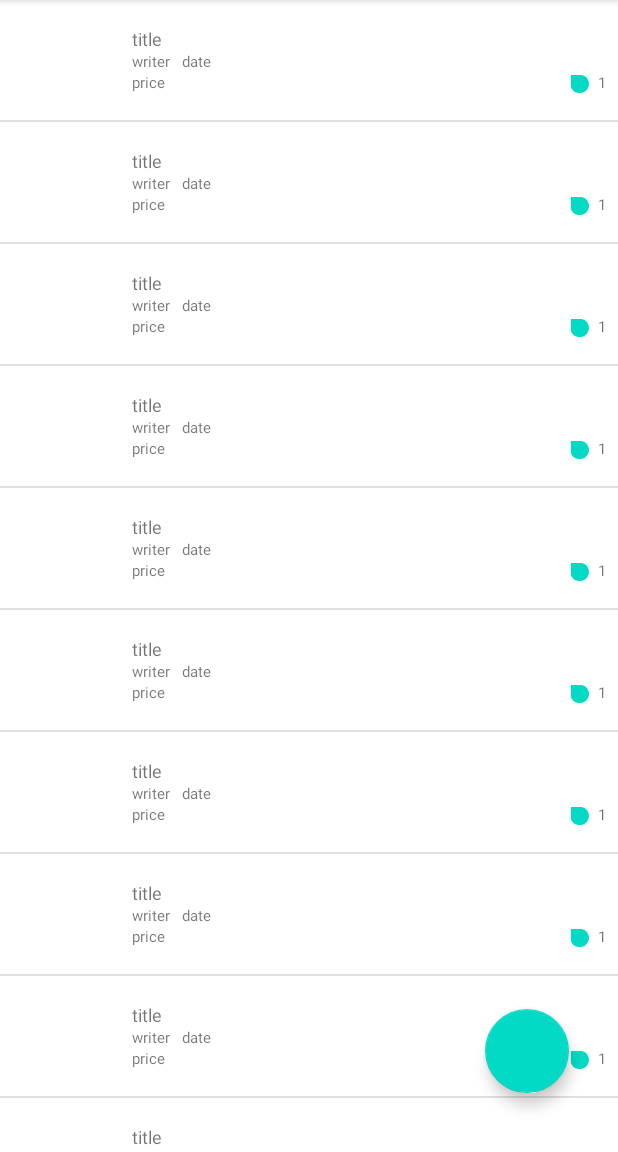
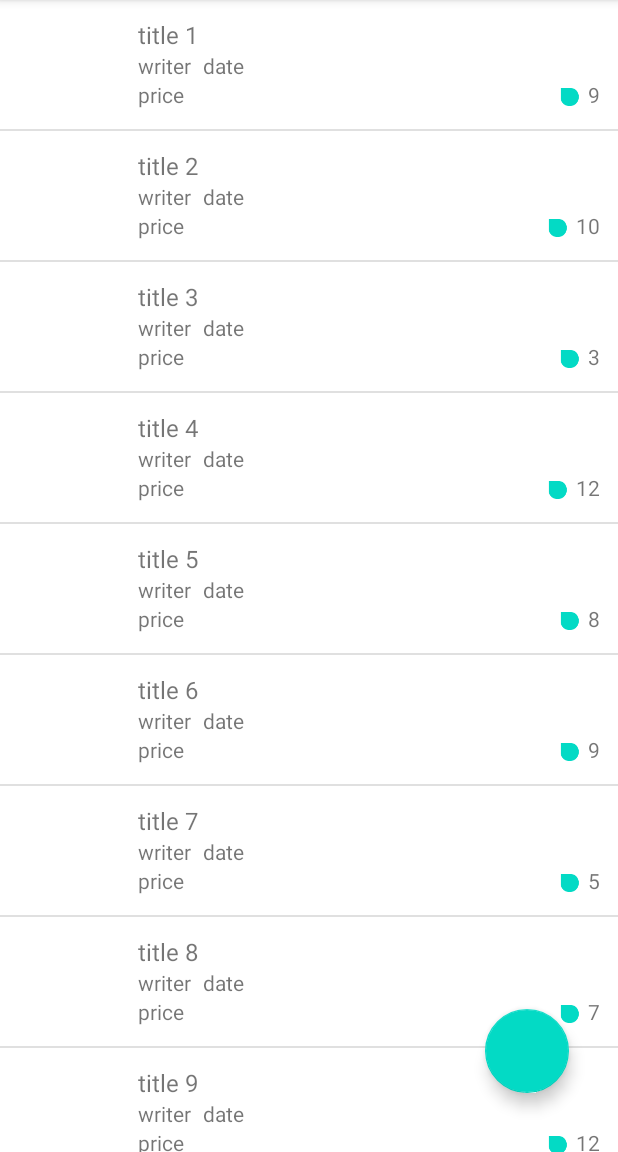
Before and after one commit to skychoi1010/anabada, an Android app: the BoardActivity screen opened directly, with no data from a screen before it, on a phone screen of 412 x 824 dp, the part 84-1236 px from its top. Run offline under Robolectric (Android 15) with nearby library versions, the phone set to English and light mode, and no system bars.

```diff
--- a/app/src/main/java/com/example/anabada/BoardRecyclerAdapter.kt
+++ b/app/src/main/java/com/example/anabada/BoardRecyclerAdapter.kt
@@ -30,11 +30,11 @@ class BoardRecyclerAdapter(): RecyclerView.Adapter<BoardRecyclerAdapter.BoardRec
     override fun onBindViewHolder(holder: BoardRecyclerViewHolder, position: Int) {
         boardRecyclerList[position].let { item ->
             with(holder){
-                listBinding.tvBoardTitle.text = "title"
+                listBinding.tvBoardTitle.text = "title " + (position+1).toString()
                 listBinding.tvBoardWriter.text = "writer"
                 listBinding.tvBoardDate.text = "date"
                 listBinding.tvBoardPrice.text = "price"
-                listBinding.tvBoardCommentNum.text = "1"
+                listBinding.tvBoardCommentNum.text = (0..12).random().toString()
                 holder.itemView.setOnClickListener{
                     itemClickListener.onClick(it, position)
                 }
--- a/app/src/main/java/com/example/anabada/MainActivity.kt
+++ b/app/src/main/java/com/example/anabada/MainActivity.kt
@@ -52,6 +52,11 @@ class MainActivity : AppCompatActivity() {
             val intent = Intent(this@MainActivity, SignUpActivity::class.java)
             startActivity(intent)
         }
+
+        binding.skipBtn.setOnClickListener {
+            val intent = Intent(this@MainActivity, BoardActivity::class.java)
+            startActivity(intent)
+        }
     }
 
 }
--- a/app/src/main/res/layout/listitem_board.xml
+++ b/app/src/main/res/layout/listitem_board.xml
@@ -22,9 +22,9 @@
         android:id="@+id/ll_board_info"
         android:layout_width="0dp"
         android:layout_height="wrap_content"
-        android:layout_marginLeft="8dp"
+        android:layout_marginLeft="12dp"
         android:layout_marginTop="12dp"
-        android:layout_marginRight="8dp"
+        android:layout_marginRight="12dp"
         android:layout_marginBottom="13dp"
         app:layout_constraintBottom_toBottomOf="parent"
         app:layout_constraintEnd_toEndOf="parent"
@@ -37,7 +37,7 @@
             android:layout_width="wrap_content"
             android:layout_height="wrap_content"
             android:text="게시글 제목"
-            android:textSize="12sp"
+            android:textSize="16sp"
             app:layout_constraintBottom_toTopOf="@id/tv_board_writer"
             app:layout_constraintHorizontal_bias="0.0"
             app:layout_constraintLeft_toLeftOf="parent"
@@ -49,7 +49,7 @@
             android:layout_width="wrap_content"
             android:layout_height="wrap_content"
             android:text="작성자"
-            android:textSize="10sp"
+            android:textSize="14sp"
             app:layout_constraintBottom_toTopOf="@id/tv_board_price"
             app:layout_constraintHorizontal_bias="0.0"
             app:layout_constraintLeft_toLeftOf="parent"
@@ -62,7 +62,7 @@
             android:layout_height="wrap_content"
             android:layout_marginLeft="8dp"
             android:text="날짜"
-            android:textSize="10sp"
+            android:textSize="14sp"
             app:layout_constraintHorizontal_bias="0.0"
             app:layout_constraintBaseline_toBaselineOf="@id/tv_board_writer"
             app:layout_constraintLeft_toRightOf="@id/tv_board_writer"
@@ -74,35 +74,36 @@
             android:layout_width="wrap_content"
             android:layout_height="wrap_content"
             android:text="가격"
-            android:textSize="10sp"
+            android:textSize="14sp"
             app:layout_constraintBottom_toBottomOf="parent"
             app:layout_constraintHorizontal_bias="0.0"
             app:layout_constraintLeft_toLeftOf="parent"
             app:layout_constraintRight_toRightOf="parent"
-            app:layout_constraintStart_toStartOf="@id/tv_board_writer" />
+            app:layout_constraintStart_toStartOf="@id/tv_board_writer"/>
 
         <ImageView
             android:id="@+id/iv_board_comment_ic"
             android:layout_width="24dp"
             android:layout_height="12dp"
+            android:layout_marginBottom="2dp"
             android:background="?android:attr/textSelectHandleRight"
             app:layout_constraintBottom_toBottomOf="parent"
             app:layout_constraintEnd_toStartOf="@id/tv_board_comment_num"
             app:layout_constraintHorizontal_bias="1.0"
             app:layout_constraintLeft_toLeftOf="parent"
             app:layout_constraintTop_toTopOf="parent"
-            app:layout_constraintVertical_bias="1.0" />
+            app:layout_constraintVertical_bias="1.0"/>
 
         <TextView
             android:id="@+id/tv_board_comment_num"
             android:layout_width="wrap_content"
             android:layout_height="wrap_content"
             android:text="댓글수"
-            android:textSize="10sp"
+            android:textSize="14sp"
             app:layout_constraintBottom_toBottomOf="parent"
-            app:layout_constraintHorizontal_bias="1.0"
             app:layout_constraintRight_toRightOf="parent"
             app:layout_constraintTop_toTopOf="parent"
+            app:layout_constraintHorizontal_bias="1.0"
             app:layout_constraintVertical_bias="1.0" />
 
     </androidx.constraintlayout.widget.ConstraintLayout>
```
Also changed, not shown: app/src/main/java/com/example/anabada/PostActivity.kt (+2 -13 lines), app/src/main/res/layout/activity_main.xml (+12 -0 lines), app/src/main/res/layout/activity_post.xml (+9 -67 lines).
